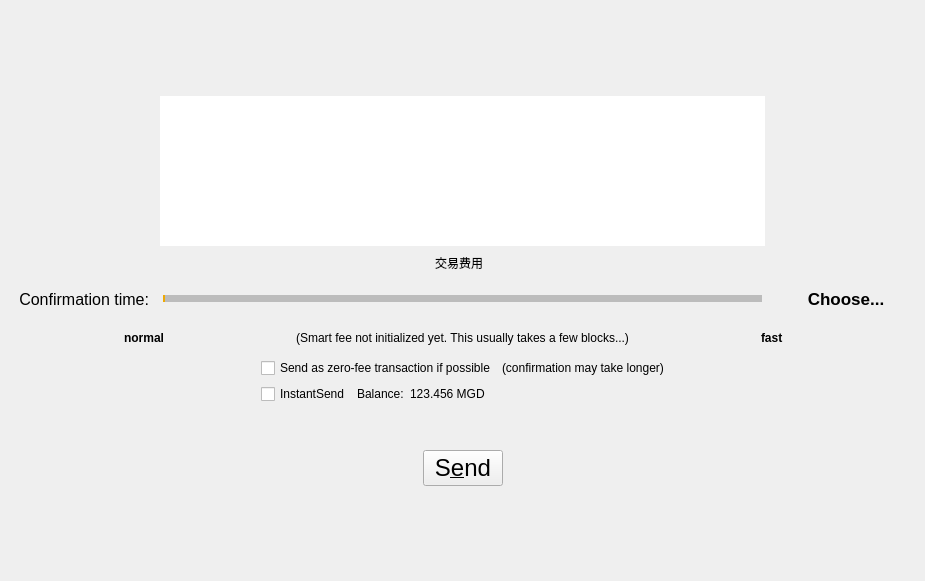
First picture: the form in src/qt/forms/sendcoinsdialog.ui, repository MassGrid/MassGrid, before the edit.
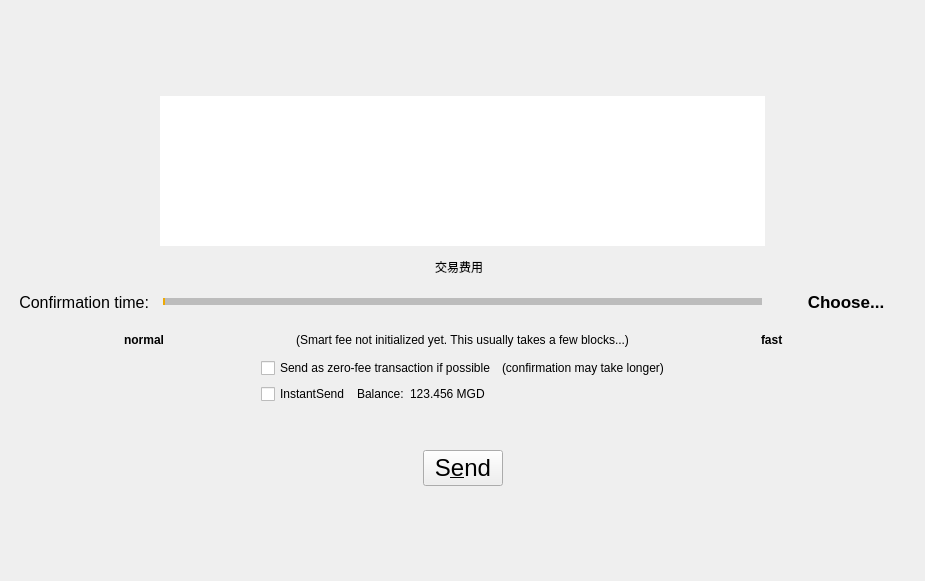
Second picture: the form after the edit. The open tabs and pages were chosen to show the change. Icons and pictures are not drawn. Custom widgets are drawn as their Qt base class.

The edit to the form file:
```diff
--- a/src/qt/forms/sendcoinsdialog.ui
+++ b/src/qt/forms/sendcoinsdialog.ui
@@ -1540,7 +1540,7 @@
                    <number>0</number>
                   </property>
                   <property name="topMargin">
-                   <number>0</number>
+                   <number>5</number>
                   </property>
                   <property name="rightMargin">
                    <number>0</number>
```
Left out of the diff: 6 changed lines with no effect on the pictures.
